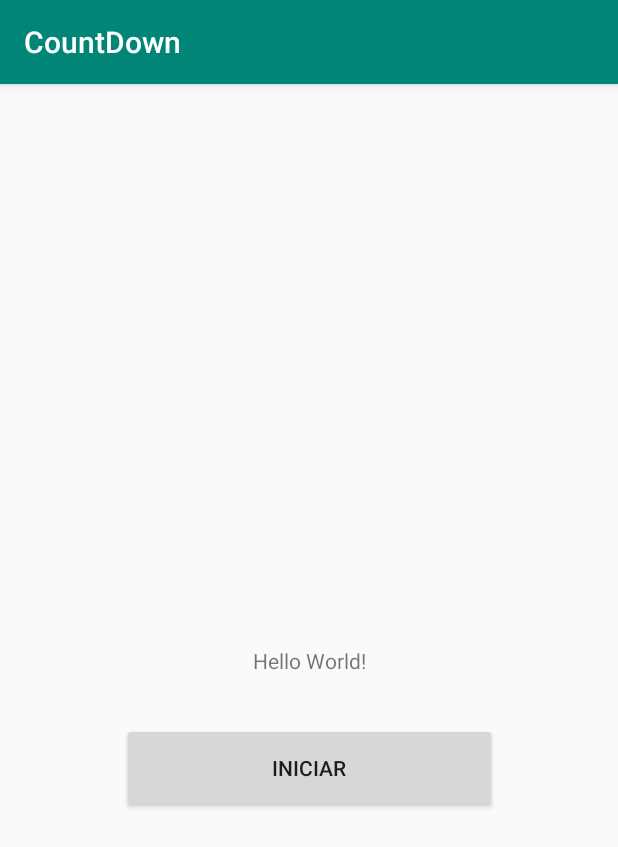
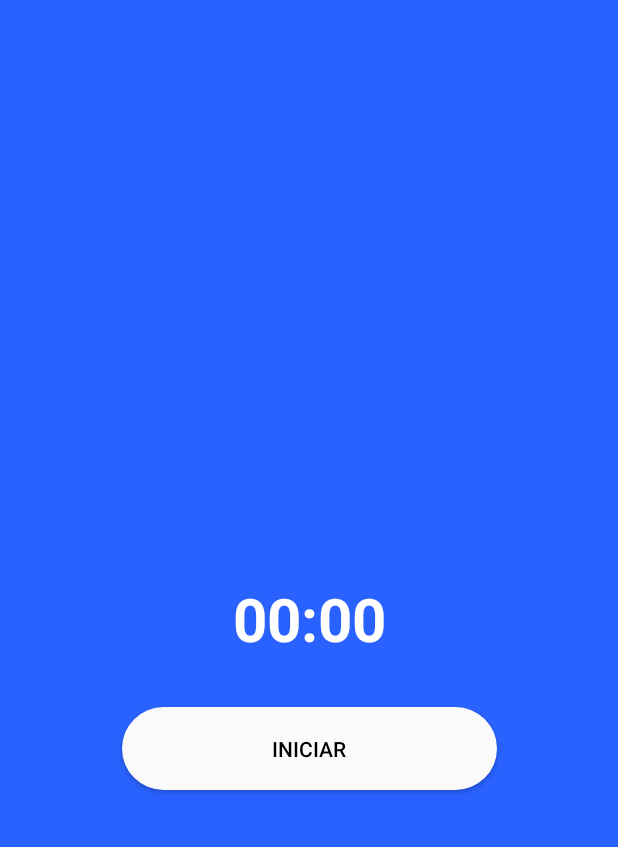
Before and after one commit to alejandroBrb/CountDownApp, an Android app: the screen it shows after launch (MainActivity), on a phone screen of 412 x 824 dp. Shown: the top 847 px of the screen. Run offline under Robolectric (Android 15) with nearby library versions, the phone set to English and light mode, and no system bars.

Commit message:
Added styles

```diff
--- /dev/null
+++ b/app/src/main/res/drawable/button_action_rounded.xml
@@ -0,0 +1,14 @@
+<?xml version="1.0" encoding="utf-8"?>
+<shape xmlns:android="http://schemas.android.com/apk/res/android"
+       android:shape="rectangle">
+
+    <solid android:color="@color/secondaryColor" />
+
+    <corners
+            android:bottomRightRadius="32dp"
+            android:bottomLeftRadius="32dp"
+            android:topRightRadius="32dp"
+            android:topLeftRadius="32dp"
+    />
+
+</shape>
--- a/app/src/main/res/layout/activity_main.xml
+++ b/app/src/main/res/layout/activity_main.xml
@@ -5,28 +5,30 @@
         xmlns:app="http://schemas.android.com/apk/res-auto"
         android:layout_width="match_parent"
         android:layout_height="match_parent"
+        android:background="@color/primaryColor"
         tools:context=".MainActivity">
 
     <TextView
             android:id="@+id/textTimeLeft"
             android:layout_width="wrap_content"
             android:layout_height="wrap_content"
-            android:text="Hello World!"
+            android:text="@string/main_activity_text_count_down_place_holder"
+            android:textSize="40sp"
+            android:textStyle="bold"
             app:layout_constraintBottom_toBottomOf="parent"
             app:layout_constraintLeft_toLeftOf="parent"
             app:layout_constraintRight_toRightOf="parent"
             app:layout_constraintTop_toTopOf="parent"
-            />
+    />
 
     <Button
             android:id="@+id/buttonStartCountDown"
-            android:layout_width="250dp"
-            android:layout_height="60dp"
+            style="@style/actionButtonLarge"
             android:layout_marginTop="32dp"
             android:text="@string/main_activity_action_start_count_down"
             app:layout_constraintTop_toBottomOf="@+id/textTimeLeft"
             app:layout_constraintLeft_toLeftOf="parent"
             app:layout_constraintRight_toRightOf="parent"
-            />
+    />
 
 </androidx.constraintlayout.widget.ConstraintLayout>
--- a/app/src/main/res/values/colors.xml
+++ b/app/src/main/res/values/colors.xml
@@ -1,6 +1,13 @@
 <?xml version="1.0" encoding="utf-8"?>
 <resources>
-    <color name="colorPrimary">#008577</color>
-    <color name="colorPrimaryDark">#00574B</color>
-    <color name="colorAccent">#D81B60</color>
+    <color name="primaryColor">#2962ff</color>
+    <color name="primaryLightColor">#768fff</color>
+    <color name="primaryDarkColor">#0039cb</color>
+
+    <color name="secondaryColor">#fafafa</color>
+    <color name="secondaryLightColor">#ffffff</color>
+    <color name="secondaryDarkColor">#c7c7c7</color>
+
+    <color name="primaryTextColor">#ffffff</color>
+    <color name="secondaryTextColor">#000000</color>
 </resources>
--- a/app/src/main/res/values/strings.xml
+++ b/app/src/main/res/values/strings.xml
@@ -2,4 +2,6 @@
     <string name="app_name">CountDown</string>
 
     <string name="main_activity_action_start_count_down">Iniciar</string>
+
+    <string name="main_activity_text_count_down_place_holder">00:00</string>
 </resources>
--- a/app/src/main/res/values/styles.xml
+++ b/app/src/main/res/values/styles.xml
@@ -1,11 +1,36 @@
 <resources>
 
     <!-- Base application theme. -->
-    <style name="AppTheme" parent="Theme.AppCompat.Light.DarkActionBar">
+    <style name="AppTheme" parent="Theme.AppCompat.Light.NoActionBar">
         <!-- Customize your theme here. -->
-        <item name="colorPrimary">@color/colorPrimary</item>
-        <item name="colorPrimaryDark">@color/colorPrimaryDark</item>
-        <item name="colorAccent">@color/colorAccent</item>
+        <item name="colorPrimary">@color/primaryColor</item>
+        <item name="colorPrimaryDark">@color/primaryDarkColor</item>
+
+        <!-- text size -->
+        <item name="android:textColor">@color/primaryTextColor</item>
+        <item name="android:textSize">16sp</item>
+    </style>
+
+    <!-- Action button -->
+    <style name="actionButton">
+        <item name="android:background">@drawable/button_action_rounded</item>
+        <item name="android:layout_height">55dp</item>
+        <item name="android:textColor">@color/secondaryTextColor</item>
+        <item name="android:textSize">14sp</item>
+    </style>
+
+    <style name="actionButtonShort" parent="actionButton">
+        <item name="android:layout_width">150dp</item>
+    </style>
+
+    <style name="actionButtonLarge" parent="actionButton">
+        <item name="android:layout_width">250dp</item>
+    </style>
+
+    <!-- Text -->
+    <style name="text">
+        <item name="android:textSize">16sp</item>
+        <item name="android:textColor">@color/primaryTextColor</item>
     </style>
 
 </resources>
```
